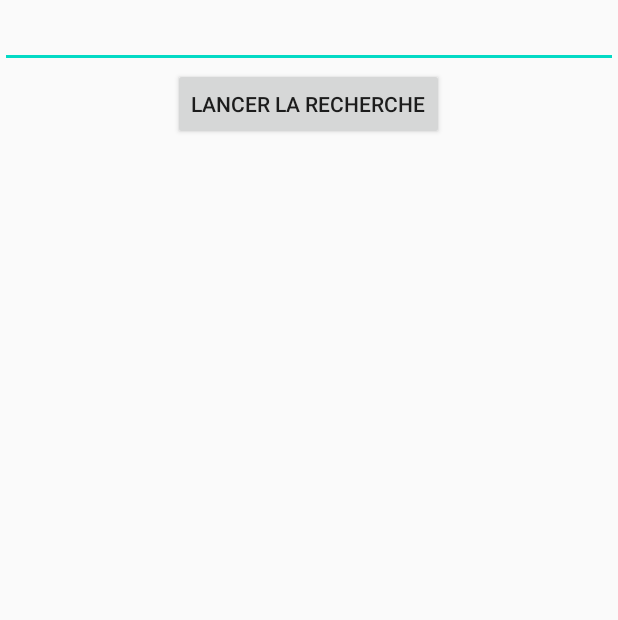
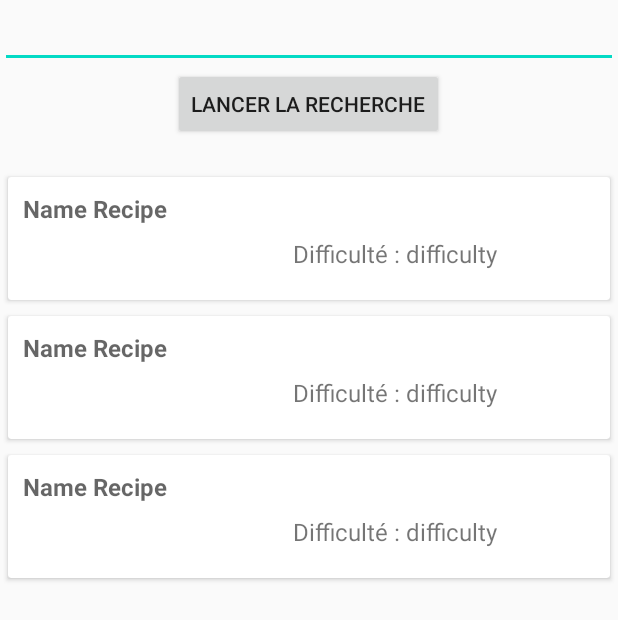
Before and after one commit to CVhp/Foodlog, an Android app: the layout fragment_recette.xml on its own in the app's theme, with its tools: preview values and no code run, on a phone screen of 412 x 824 dp. Shown: the top 620 px of the screen. Run offline under Robolectric (Android 15) with nearby library versions, the phone set to English and light mode, and no system bars.

Commit message:
Amelioration recettes (Details)
Ajout d'un onClickListener sur les items recette et ajout fiche détails

```diff
--- a/app/src/main/res/layout/fragment_recette.xml
+++ b/app/src/main/res/layout/fragment_recette.xml
@@ -1,11 +1,15 @@
 <?xml version="1.0" encoding="utf-8"?>
-<LinearLayout
+<FrameLayout
     xmlns:android="http://schemas.android.com/apk/res/android"
     xmlns:tools="http://schemas.android.com/tools"
     android:layout_width="match_parent"
     android:layout_height="match_parent"
-    android:orientation="vertical"
-    tools:context=".ui.Options.RecetteFragment">
+    tools:context=".ui.recipe.RecipeFragment">
+
+    <LinearLayout
+        android:layout_width="match_parent"
+        android:layout_height="wrap_content"
+        android:orientation="vertical">
 
         <EditText
             android:id="@+id/ingredient_choix"
@@ -24,4 +28,17 @@
             android:layout_width="match_parent"
             android:layout_height="match_parent"/>
 
+        <RelativeLayout
+            android:layout_width="match_parent"
+            android:layout_height="wrap_content">
+
+            <androidx.recyclerview.widget.RecyclerView
+                android:id="@+id/recipe_recyclerview"
+                android:layout_width="match_parent"
+                android:layout_height="match_parent"
+                tools:listitem="@layout/recipe_view"/>
+
+        </RelativeLayout>
+
     </LinearLayout>
+</FrameLayout>
--- /dev/null
+++ b/app/src/main/res/layout/recipe_view.xml
@@ -0,0 +1,62 @@
+<?xml version="1.0" encoding="utf-8"?>
+<androidx.cardview.widget.CardView
+    xmlns:android="http://schemas.android.com/apk/res/android"
+    xmlns:tools="http://schemas.android.com/tools"
+    android:layout_margin="5dp"
+    android:layout_width="match_parent"
+    android:layout_height="wrap_content">
+
+    <LinearLayout
+        android:id="@+id/lyt_parent"
+        android:layout_width="match_parent"
+        android:layout_height="wrap_content"
+        android:orientation="horizontal">
+
+        <RelativeLayout
+            android:layout_width="0dp"
+            android:layout_height="wrap_content"
+            android:layout_weight="1">
+
+            <LinearLayout
+                android:layout_width="match_parent"
+                android:layout_height="82dp"
+                android:orientation="vertical">
+
+                <TextView
+                    android:id="@+id/recipe_name_textview"
+                    android:layout_width="wrap_content"
+                    android:layout_height="wrap_content"
+                    android:layout_marginTop="10dp"
+                    android:layout_marginLeft="10dp"
+                    android:maxLines="1"
+                    android:singleLine="true"
+                    android:text="Name Recipe"
+                    android:textAppearance="@style/TextAppearance.AppCompat.Medium"
+                    android:textSize="16sp"
+                    android:textStyle="bold" />
+
+            </LinearLayout>
+
+
+            <TextView
+                android:id="@+id/recipe_difficulty_textView"
+                android:layout_width="wrap_content"
+                android:layout_height="wrap_content"
+                android:layout_marginTop="40dp"
+                android:layout_marginLeft="190dp"
+                android:text="Difficulté : "
+                android:textSize="16sp" />
+
+            <TextView
+                android:id="@+id/difficulty"
+                android:layout_width="wrap_content"
+                android:layout_height="wrap_content"
+                android:layout_marginTop="40dp"
+                android:layout_toRightOf="@+id/recipe_difficulty_textView"
+                android:text="difficulty"
+                android:textSize="16sp" />
+
+        </RelativeLayout>
+    </LinearLayout>
+
+</androidx.cardview.widget.CardView>
```
Also changed, not shown: app/src/main/java/fr/epf/foodlog/ui/Options/RecetteFragment.kt (deleted, +0 -63 lines), app/src/main/java/fr/epf/foodlog/ui/recipe/DetailsRecipeFragment.kt (added, +49 -0 lines), app/src/main/java/fr/epf/foodlog/ui/recipe/RecipeAdapter.kt (added, +48 -0 lines), app/src/main/java/fr/epf/foodlog/ui/recipe/RecipeFragment.kt (added, +69 -0 lines), app/src/main/res/layout/fragment_details_recipe.xml (added, +152 -0 lines), app/src/main/res/navigation/mobile_navigation.xml (+19 -4 lines). Lines whose indentation alone changed are shown as unchanged.
